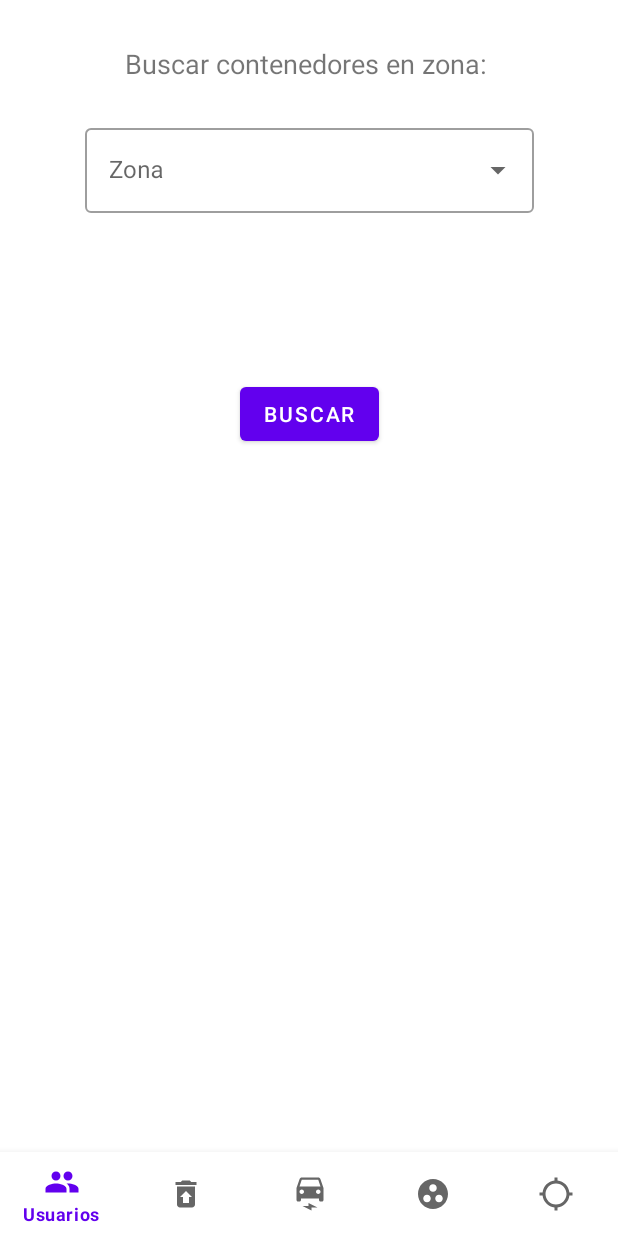
After one commit to CristianPedrozo/GestionRecursosUrbanosApp, an Android app: the SeleccionarZonaDialog screen opened through its navigation route, on a phone screen of 412 x 824 dp. The commit adds this screen. Run offline under Robolectric (Android 15) with nearby library versions, the phone set to English and light mode, and no system bars; our stand-ins replace Firebase (no records; nobody signed in at launch, a user with empty details on screens opened directly), Picasso, Volley, navigation-ui; network calls fail; pictures from the network do not load.

Commit message:
Combo Zonas existentes en la base

```diff
--- a/app/src/main/java/com/example/recolectar_app/administrador/Monitoreo.kt
+++ b/app/src/main/java/com/example/recolectar_app/administrador/Monitoreo.kt
@@ -1,5 +1,6 @@
 package com.example.recolectar_app.administrador
 
+import android.app.AlertDialog
 import android.content.Context
 import android.os.Bundle
 import android.util.Log
@@ -8,8 +9,11 @@ import android.view.LayoutInflater
 import android.view.View
 import android.view.ViewGroup
 import android.widget.Toast
+import androidx.fragment.app.DialogFragment
+import androidx.fragment.app.FragmentManager
 import androidx.navigation.findNavController
 import com.android.volley.Request
+import com.android.volley.toolbox.JsonArrayRequest
 import com.android.volley.toolbox.JsonObjectRequest
 import com.android.volley.toolbox.Volley
 import com.example.recolectar_app.R
@@ -80,6 +84,7 @@ class Monitoreo : Fragment() {
 
 class Monitoreo : Fragment() {
     lateinit var v: View
+    lateinit var btn_buscarZona: FloatingActionButton
     lateinit var btn_configuracion: FloatingActionButton
     lateinit var mMap: GoogleMap
     lateinit var contexto :Context
@@ -125,12 +130,21 @@ class Monitoreo : Fragment() {
         mapFragment.getMapAsync { googleMap -> mMap = googleMap
             updateMap()
             }
-
+        //Botón Configuración
         btn_configuracion = v.findViewById(R.id.boton_configuracion)
         btn_configuracion.setOnClickListener(){
             val action= MonitoreoDirections.actionMonitoreoToConfiguration()
             v.findNavController().navigate(action)
         }
+
+        //Botón Buscar Zona
+        btn_buscarZona = v.findViewById(R.id.boton_buscarZona)
+        btn_buscarZona.setOnClickListener(){
+            var dialog= SeleccionarZonaDialog()
+            dialog.show(getParentFragmentManager(), "Seleccionar Zona");
+        }
+
+
         return v
 
     }
@@ -139,7 +153,7 @@ class Monitoreo : Fragment() {
 
         //val url = "http://46.17.108.122:1026/v2/entities/?type=WasteContainer&options=keyValues&limit=1000"
         val url = "http://46.17.108.122:1026/v2/entities/?q=refZona==zona:7&type=WasteContainer"
-        val jsonObjectRequest = JsonObjectRequest(Request.Method.GET, url, null, { response ->
+        val jsonArrayRequest = JsonObjectRequest(Request.Method.GET, url, null, { response ->
             /*
             UtilidadesMaps.obtenerCoordenadasRuta(response)
             UtilidadesMaps.obtenerInstrucciones(response)
@@ -154,7 +168,7 @@ class Monitoreo : Fragment() {
         }
         )
         val request = Volley.newRequestQueue(contexto)
-        request.add(jsonObjectRequest)
+        request.add(jsonArrayRequest)
     }
 
     var contenedores:MutableList<LatLng> = ArrayList()
--- /dev/null
+++ b/app/src/main/java/com/example/recolectar_app/administrador/SeleccionarZonaDialog.kt
@@ -0,0 +1,74 @@
+package com.example.recolectar_app.administrador
+import android.accessibilityservice.GestureDescription
+import android.content.Context
+import android.os.Bundle
+import android.util.Log
+import android.view.LayoutInflater
+import android.view.View
+import android.view.ViewGroup
+import android.widget.ArrayAdapter
+import android.widget.AutoCompleteTextView
+import android.widget.Button
+import android.widget.Toast
+import androidx.fragment.app.DialogFragment
+import androidx.navigation.findNavController
+import com.android.volley.Request
+import com.android.volley.toolbox.JsonArrayRequest
+import com.android.volley.toolbox.JsonObjectRequest
+import com.android.volley.toolbox.Volley
+import com.example.recolectar_app.R
+import com.google.android.gms.maps.model.LatLng
+import com.google.android.gms.maps.model.MarkerOptions
+import org.json.JSONArray
+import org.json.JSONObject
+
+class SeleccionarZonaDialog : DialogFragment(){
+    lateinit var combo_zonas: AutoCompleteTextView
+    lateinit var btn_buscar: Button
+    lateinit var v:View
+    var zonas:MutableList<String> = ArrayList()
+
+    override fun onCreateView(
+        inflater: LayoutInflater,
+        container: ViewGroup?,
+        savedInstanceState: Bundle?
+    ): View? {
+
+        var v: View = inflater.inflate(R.layout.seleccionar_zona,container, false)
+        obtenerZonas()
+        combo_zonas = v.findViewById(R.id.combo_zonas)
+        val arrayAdapter = ArrayAdapter(requireContext(),android.R.layout.simple_list_item_1,zonas)
+        combo_zonas.setAdapter(arrayAdapter)
+
+        btn_buscar =v.findViewById(R.id.btn_buscar)
+        /*
+        btn_buscar.setOnClickListener() {
+            val action = SeleccionarZonaDialogDirections.actionSeleccionarZonaDialogToMonitoreo()
+            v.findNavController().navigate(action)
+        }
+
+         */
+        return v
+    }
+
+    fun obtenerZonas() {
+        val url = "http://46.17.108.122:1026/v2/entities/?type=Zona&options=keyValues&attrs=id&limit=100"
+        val jsonArray = JsonArrayRequest(Request.Method.GET, url, null, { response ->
+            generarArrayZonas(response)
+            Log.d("Zonas", response.toString())
+        }, { error ->
+            Log.d("ERROR: ", error.toString())
+        }
+        )
+        val request = Volley.newRequestQueue(requireContext())
+        request.add(jsonArray)
+
+    }
+
+    fun generarArrayZonas(response:JSONArray){
+        for (i in 0 until response.length()){
+            var zona = (response[i] as JSONObject) ["id"] as String
+            zonas.add(zona)
+        }
+    }
+}
--- /dev/null
+++ b/app/src/main/res/drawable/ic_baseline_search_24.xml
@@ -0,0 +1,5 @@
+<vector android:height="24dp" android:tint="#FFFFFF"
+    android:viewportHeight="24" android:viewportWidth="24"
+    android:width="24dp" xmlns:android="http://schemas.android.com/apk/res/android">
+    <path android:fillColor="@android:color/white" android:pathData="M15.5,14h-0.79l-0.28,-0.27C15.41,12.59 16,11.11 16,9.5 16,5.91 13.09,3 9.5,3S3,5.91 3,9.5 5.91,16 9.5,16c1.61,0 3.09,-0.59 4.23,-1.57l0.27,0.28v0.79l5,4.99L20.49,19l-4.99,-5zM9.5,14C7.01,14 5,11.99 5,9.5S7.01,5 9.5,5 14,7.01 14,9.5 11.99,14 9.5,14z"/>
+</vector>
--- a/app/src/main/res/layout/fragment_administrador_monitoreo.xml
+++ b/app/src/main/res/layout/fragment_administrador_monitoreo.xml
@@ -5,20 +5,27 @@
     android:name="com.google.android.gms.maps.SupportMapFragment"
     android:layout_width="match_parent"
     android:layout_height="match_parent"
-    tools:context=".administrador.Monitoreo"
+    tools:context=".administrador.Monitoreo">
 
-    >
     <LinearLayout
-        android:layout_width="match_parent"
+        android:layout_width="wrap_content"
         android:layout_height="wrap_content"
         android:orientation="vertical">
-
         <com.google.android.material.floatingactionbutton.FloatingActionButton
             android:id="@+id/boton_configuracion"
             android:layout_width="wrap_content"
             android:layout_height="wrap_content"
             android:contentDescription="@string/configuration"
             android:src="@drawable/ic_baseline_settings_24"
+            android:layout_gravity="end|bottom"
+            tools:ignore="MissingConstraints" />
+        <com.google.android.material.floatingactionbutton.FloatingActionButton
+            android:id="@+id/boton_buscarZona"
+            android:layout_width="wrap_content"
+            android:layout_height="wrap_content"
+            android:contentDescription="@string/configuration"
+            android:src="@drawable/ic_baseline_search_24"
+            android:layout_gravity="end|bottom"
             tools:ignore="MissingConstraints" />
     </LinearLayout>
 
--- /dev/null
+++ b/app/src/main/res/layout/seleccionar_zona.xml
@@ -0,0 +1,61 @@
+<?xml version="1.0" encoding="utf-8"?>
+<androidx.constraintlayout.widget.ConstraintLayout xmlns:android="http://schemas.android.com/apk/res/android"
+    xmlns:app="http://schemas.android.com/apk/res-auto"
+    xmlns:tools="http://schemas.android.com/tools"
+    android:id="@+id/linearLayout"
+    android:layout_width="match_parent"
+    android:layout_height="match_parent">
+
+    <TextView
+        android:id="@+id/lbl_seleccionar_zona"
+        android:layout_width="wrap_content"
+        android:layout_height="wrap_content"
+        android:text="Buscar contenedores en zona: "
+        android:textSize="18sp"
+        app:layout_constraintBottom_toTopOf="@+id/combo_zonas_I"
+        app:layout_constraintEnd_toEndOf="parent"
+        app:layout_constraintRight_toRightOf="parent"
+        app:layout_constraintStart_toStartOf="parent"
+        app:layout_constraintTop_toTopOf="parent"
+        android:layout_marginTop="30dp"
+        tools:ignore="MissingConstraints" />
+
+    <com.google.android.material.textfield.TextInputLayout
+        android:id="@+id/combo_zonas_I"
+        style="@style/Widget.MaterialComponents.TextInputLayout.OutlinedBox.ExposedDropdownMenu"
+        android:layout_width="350dp"
+        android:layout_height="wrap_content"
+        android:padding= "25dp"
+        android:layout_marginStart="50dp"
+        android:layout_marginEnd="50dp"
+        android:hint="@string/label_zona_contenedor"
+        app:boxBackgroundMode="outline"
+        app:endIconMode="dropdown_menu"
+        app:layout_constraintTop_toBottomOf="@+id/lbl_seleccionar_zona"
+        app:layout_constraintLeft_toLeftOf="parent"
+        app:layout_constraintRight_toRightOf="parent"
+        tools:ignore="MissingConstraints">
+
+        <AutoCompleteTextView
+            android:id="@+id/combo_zonas"
+            android:layout_width="match_parent"
+            android:layout_height="wrap_content"
+            android:inputType="none"
+            android:text="" />
+
+    </com.google.android.material.textfield.TextInputLayout>
+
+    <Button
+        android:id="@+id/btn_buscar"
+        android:layout_width="wrap_content"
+        android:layout_height="wrap_content"
+        android:layout_weight="1"
+        android:text="Buscar"
+        app:layout_constraintBottom_toBottomOf="parent"
+        app:layout_constraintEnd_toEndOf="parent"
+        app:layout_constraintStart_toStartOf="parent"
+        app:layout_constraintTop_toBottomOf="@+id/combo_zonas_I"
+        app:layout_constraintVertical_bias="0.139"
+        tools:ignore="MissingConstraints" />
+
+</androidx.constraintlayout.widget.ConstraintLayout>
--- a/app/src/main/res/navigation/navgraph_admin.xml
+++ b/app/src/main/res/navigation/navgraph_admin.xml
@@ -242,4 +242,12 @@
             android:id="@+id/action_configuration_to_monitoreo"
             app:destination="@id/monitoreo" />
     </fragment>
+    <fragment
+        android:id="@+id/SeleccionarZonaDialog"
+        android:name="com.example.recolectar_app.administrador.SeleccionarZonaDialog"
+        android:label="SeleccionarZonaDialog" >
+        <action
+            android:id="@+id/action_SeleccionarZonaDialog_to_monitoreo"
+            app:destination="@id/monitoreo" />
+    </fragment>
 </navigation>
```
